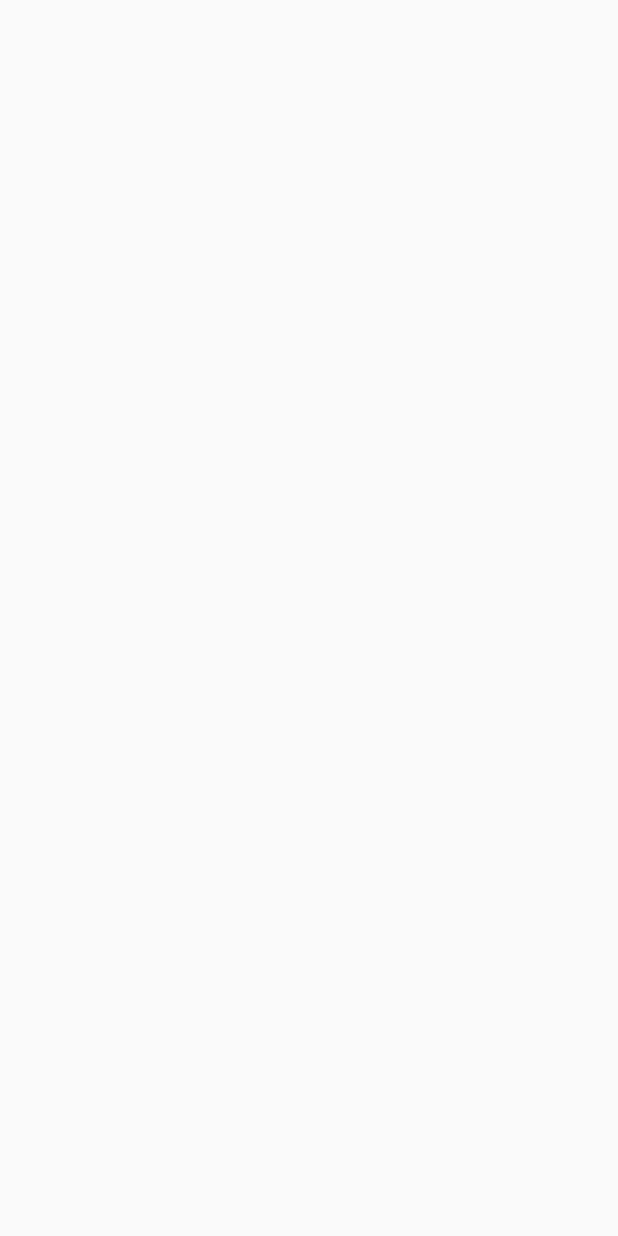
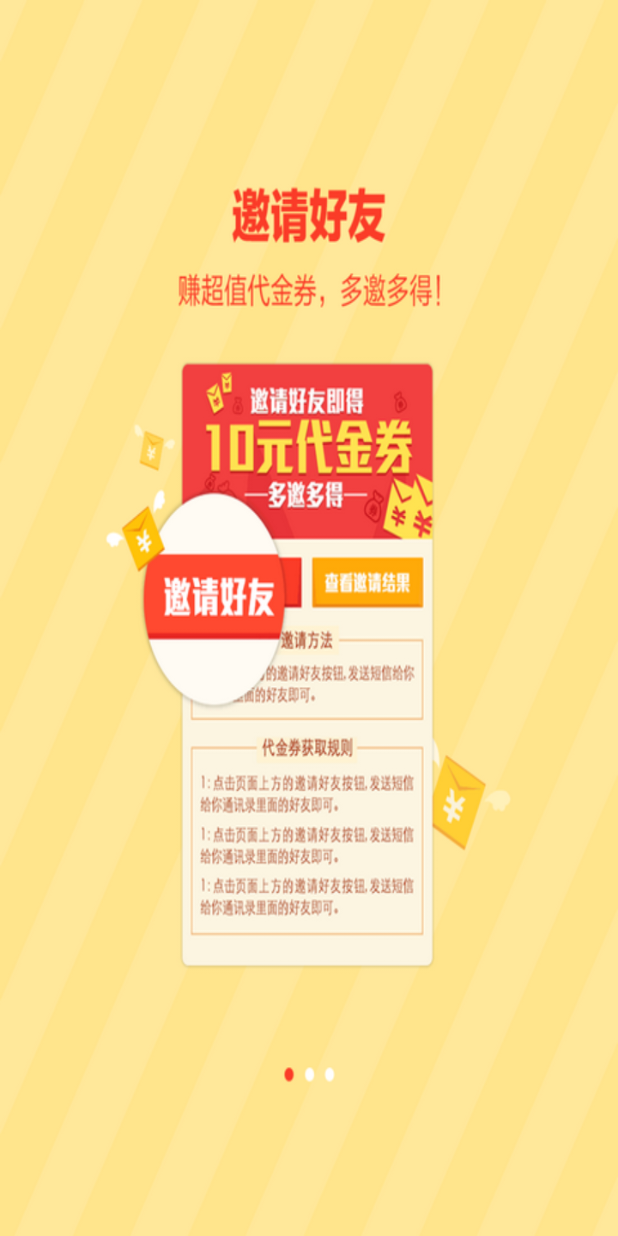
Before and after one commit to zaydon369/SmartBeijing, an Android app: the screen it shows after launch (GuideActivity), on a phone screen of 412 x 824 dp. Before the commit the screen is empty. Run offline under Robolectric (Android 15) with nearby library versions, the phone set to English and light mode, and no system bars.

Commit message:
完成引导页

```diff
--- a/app/src/main/java/com/itzheng/smartbeijing/welcome/GuideActivity.java
+++ b/app/src/main/java/com/itzheng/smartbeijing/welcome/GuideActivity.java
@@ -1,20 +1,115 @@
 package com.itzheng.smartbeijing.welcome;
 
 import android.app.Activity;
+import android.content.Intent;
 import android.os.Bundle;
-import android.os.PersistableBundle;
+import android.support.v4.view.PagerAdapter;
+import android.support.v4.view.ViewPager;
+import android.view.View;
+import android.view.ViewGroup;
+import android.widget.Button;
+import android.widget.ImageView;
 
+import com.itzheng.smartbeijing.MainActivity;
 import com.itzheng.smartbeijing.R;
+
+import java.util.ArrayList;
 
 /**
  * Created by asus on 2015/11/26.
  * 引导页
  */
 public class GuideActivity extends Activity{
+
+    private Button button;
+    private ViewPager pager;
+    private ArrayList<ImageView> imageList;
+
     @Override
-    public void onCreate(Bundle savedInstanceState, PersistableBundle persistentState) {
-        super.onCreate(savedInstanceState, persistentState);
+    protected void onCreate(Bundle savedInstanceState) {
+        super.onCreate(savedInstanceState);
         setContentView(R.layout.guide);
 
+        button = (Button) findViewById(R.id.button);
+        pager = (ViewPager) findViewById(R.id.view_pager);
+        //引导图片
+        ImageView imageView1=new ImageView(getApplication());
+        imageView1.setBackgroundResource(R.drawable.guide_1);
+        ImageView imageView2=new ImageView(getApplication());
+        imageView2.setBackgroundResource(R.drawable.guide_2);
+        ImageView imageView3=new ImageView(getApplication());
+        imageView3.setBackgroundResource(R.drawable.guide_3);
+        //将图片添加到list集合中
+        imageList = new ArrayList<ImageView>();
+        imageList.add(imageView1);
+        imageList.add(imageView2);
+        imageList.add(imageView3);
+        //给pager添加适配器,将list图片放进去
+        pager.setAdapter(new MyAdapter());
+        //当页面改变时
+        pager.addOnPageChangeListener(new ViewPager.OnPageChangeListener() {
+            //滚动完成
+            @Override
+            public void onPageScrolled(int position, float positionOffset, int positionOffsetPixels) {
+
+            }
+            //选中某页
+            @Override
+            public void onPageSelected(int position) {
+                //到最后一张图片时
+                if(position==imageList.size()-1){
+                    button.setVisibility(View.VISIBLE);
+                }else{
+                    button.setVisibility(View.GONE);
+                }
+
+            }
+            //滚动状态发生改变
+            @Override
+            public void onPageScrollStateChanged(int state) {
+
+            }
+        });
+            //给Button设置点击事件,进入主页面
+        button.setOnClickListener(new View.OnClickListener() {
+            @Override
+            public void onClick(View v) {
+                Intent intent =
+                        new Intent(GuideActivity.this, MainActivity.class);
+                startActivity(intent);
+                finish();
+            }
+        });
+
+
     }
+
+    /**
+     * GuidePager的适配器
+     */
+    class MyAdapter extends PagerAdapter{
+        @Override
+        public int getCount() {
+            return imageList.size();
+        }
+
+        @Override
+        public boolean isViewFromObject(View view, Object object) {
+            return view==object;
+        }
+
+        @Override
+        public Object instantiateItem(ViewGroup container, int position) {
+            container.addView(imageList.get(position));
+            return imageList.get(position);
+        }
+
+        @Override
+        public void destroyItem(ViewGroup container, int position, Object object) {
+            container.removeView((View) object);
+        }
+    }
+
+
+
 }
--- a/app/src/main/java/com/itzheng/smartbeijing/welcome/SplashActivity.java
+++ b/app/src/main/java/com/itzheng/smartbeijing/welcome/SplashActivity.java
@@ -38,11 +38,15 @@ public class SplashActivity extends Activity{
             Intent intent =new Intent
                     (SplashActivity.this,GuideActivity.class);
             startActivity(intent);
+
         }else{
             //不是第一次进入,进入详情页
             Intent intent=new Intent
                     (SplashActivity.this, MainActivity.class);
             startActivity(intent);
         }
+        //关闭当前界面
+        finish();
     }
+
 }
--- a/app/src/main/res/layout/guide.xml
+++ b/app/src/main/res/layout/guide.xml
@@ -2,6 +2,7 @@
 <RelativeLayout xmlns:android="http://schemas.android.com/apk/res/android"
     android:layout_width="match_parent"
     android:layout_height="match_parent" >
+
 
     <android.support.v4.view.ViewPager
         android:id="@+id/view_pager"
```
Also changed, not shown: app/src/main/AndroidManifest.xml (+4 -4 lines), app/src/main/res/drawable/guide_1.png (added), app/src/main/res/drawable/guide_2.png (added), app/src/main/res/drawable/guide_3.png (added), 1 other file.
